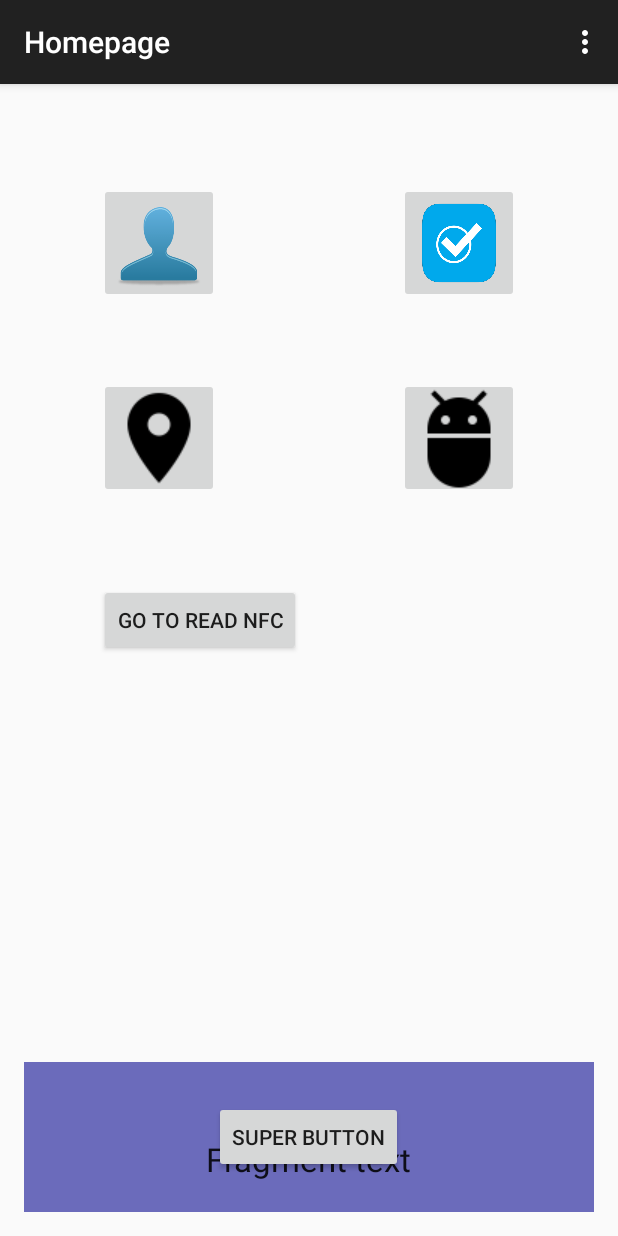
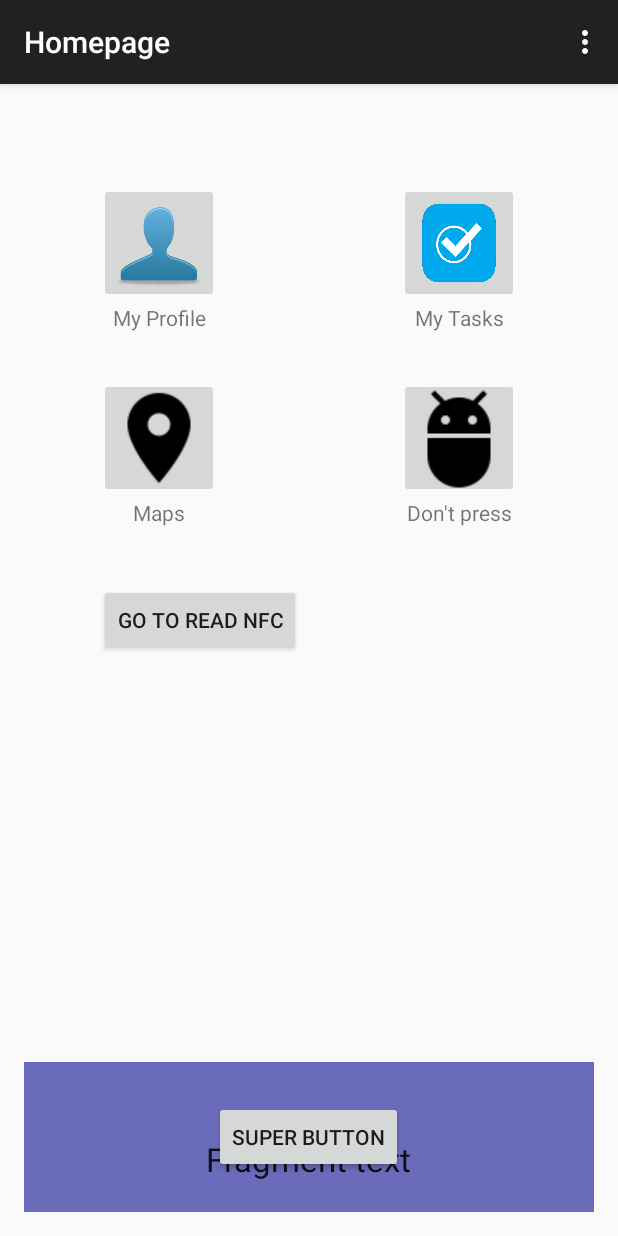
Before and after one commit to star-Ray/PPFYP, an Android app: the HomepageActivity screen opened directly, with no data from a screen before it, after a tap on "GO TO READ NFC", on a phone screen of 412 x 824 dp. Run offline under Robolectric (Android 15) with nearby library versions, the phone set to English and light mode, and no system bars; 3 statements that could not run were skipped.

Commit message:
- Update Git with latest copy of codes before Arnold goes overseas. - Sample codes to retrieve phone number of Android device in use. - Improvements to Login UI

```diff
--- a/FYPProject/app/build.gradle
+++ b/FYPProject/app/build.gradle
@@ -24,4 +24,5 @@ dependencies {
     compile 'com.android.support:appcompat-v7:22.2.0'
     compile 'com.google.android.gms:play-services:7.5.0'
     compile files('libs/gson-2.3.1.jar')
+    compile files('libs/nxpnfcliblite.jar')
 }
--- a/FYPProject/app/src/main/AndroidManifest.xml
+++ b/FYPProject/app/src/main/AndroidManifest.xml
@@ -10,6 +10,7 @@
     <uses-permission android:name="android.permission.READ_CONTACTS" />
     <uses-permission android:name="android.permission.INTERNET" />
     <uses-permission android:name="android.permission.NFC" />
+    <uses-permission android:name="android.permission.READ_PHONE_STATE"/>
 
     <uses-feature android:name="android.hardware.nfc" android:required="true"/> <!-- ensure only device with nfc can install and view the app -->
 
@@ -72,9 +73,9 @@
                 <action android:name="android.nfc.action.TECH_DISCOVERED"/>
             </intent-filter>
             <meta-data
-                android:value="com.example.arnold.fypproject.Activity.HomepageActivity"
                 android:name="android.nfc.action.TECH_DISCOVERED"
-                android:resource="@xml/nfc_tech_filter"/>
+                android:resource="@xml/nfc_tech_filter"
+                android:value="com.example.arnold.fypproject.Activity.HomepageActivity"/>
         </activity>
     </application>
 
--- a/FYPProject/app/src/main/java/com/example/arnold/fypproject/Activity/HomepageActivity.java
+++ b/FYPProject/app/src/main/java/com/example/arnold/fypproject/Activity/HomepageActivity.java
@@ -81,7 +81,7 @@ public class HomepageActivity extends ActionBarActivity implements SampleFragmen
     }
 
 //    Probably not using this method
-    public void writeDatabaseTesting(){
+    protected void writeDatabaseTesting(){
         DatabaseContract.DatabaseHelper dbHelper = new DatabaseContract.DatabaseHelper(getApplicationContext());
         SQLiteDatabase db = dbHelper.getWritableDatabase();
         ContentValues values = new ContentValues();
@@ -113,7 +113,6 @@ public class HomepageActivity extends ActionBarActivity implements SampleFragmen
                 builder.setPositiveButton("Yes, I'm leaving!", new DialogInterface.OnClickListener() {
                     @Override
                     public void onClick(DialogInterface dialog, int id) {
-//                        startActivity(new Intent(getApplicationContext(), LoginActivity.class));
                         finish();
                     }
                 });
--- a/FYPProject/app/src/main/java/com/example/arnold/fypproject/Activity/ProfileActivity.java
+++ b/FYPProject/app/src/main/java/com/example/arnold/fypproject/Activity/ProfileActivity.java
@@ -19,7 +19,7 @@ public class ProfileActivity extends ActionBarActivity {
     Intent intent;
     Courier courier;
 
-    public void openCamera(View view){
+    protected void openCamera(View view){
         intent = new Intent(MediaStore.ACTION_IMAGE_CAPTURE);
         startActivity(intent);
     }
--- a/FYPProject/app/src/main/java/com/example/arnold/fypproject/Activity/ReadNFCActivity.java
+++ b/FYPProject/app/src/main/java/com/example/arnold/fypproject/Activity/ReadNFCActivity.java
@@ -13,7 +13,6 @@ import android.nfc.Tag;
 import android.nfc.tech.Ndef;
 import android.os.AsyncTask;
 import android.os.Bundle;
-import android.os.Parcelable;
 import android.support.v7.app.ActionBarActivity;
 import android.util.Log;
 import android.view.Menu;
@@ -61,14 +60,9 @@ public class ReadNFCActivity extends ActionBarActivity {
             });
             builder.create().show();
         }
-
-//        Sampletext
-        TextView sampleText = (TextView)findViewById(R.id.sample_text);
-
-        handleIntent(getIntent());
     }
 
-    public void handleIntent(Intent intent){
+    protected void handleIntent(Intent intent){
         String action = intent.getAction();
         if (NfcAdapter.ACTION_TAG_DISCOVERED.equals(action)){
             String type = intent.getType();
@@ -125,31 +119,7 @@ public class ReadNFCActivity extends ActionBarActivity {
          * an IllegalStateException is thrown.
          */
         setupForegroundDispatch(this, nfcAdapter);
-
-        Toast.makeText(this, "ON RESUME RUNNING!", Toast.LENGTH_SHORT).show();
-
-        Intent intent = getIntent();
-        NdefMessage[] msgs;
-
-//            Toast.makeText(this, "TAG DISCOVERED! \nTag: " + NfcAdapter.ACTION_TAG_DISCOVERED, Toast.LENGTH_SHORT).show();
-        sampleText = (TextView)findViewById(R.id.sample_text);
-        sampleText.setText("Tag: " + NfcAdapter.ACTION_TECH_DISCOVERED +
-                "\nIntent: " + intent.getAction() +
-                "\nandroidpush: " + nfcAdapter.isNdefPushEnabled());
-        System.out.println(intent);
-
-
-        if (NfcAdapter.ACTION_TECH_DISCOVERED.equals(getIntent().getAction())) {
-            Toast.makeText(this, "here1", Toast.LENGTH_SHORT).show();
-            Parcelable[] rawMsgs = intent.getParcelableArrayExtra(NfcAdapter.EXTRA_NDEF_MESSAGES);
-            if (rawMsgs != null) {
-                msgs = new NdefMessage[rawMsgs.length];
-                for (int i = 0; i < rawMsgs.length; i++) {
-                    msgs[i] = (NdefMessage) rawMsgs[i];
-                }
-            }
-        }
-        //process the msgs array
+        System.out.println("On Resume Running...");
     }
 
     @Override
@@ -170,17 +140,30 @@ public class ReadNFCActivity extends ActionBarActivity {
          *
          * In our case this method gets called, when the user attaches a Tag to the device.
          */
-        Toast.makeText(this, "New Intent", Toast.LENGTH_SHORT).show();
-        handleIntent(intent);
+
+        String showString = "NFC Tag detected!\nIntent: " + intent.toString();
+
+        System.out.println("new intent is here");
+        sampleText = (TextView)findViewById(R.id.nfc_sample_text);
+        sampleText.setText(showString);
+        Toast.makeText(this, showString, Toast.LENGTH_LONG).show();
+//        handleIntent(intent);
+
+        sampleText.setText(intent.getAction());
+        if (intent.getAction().equals(NfcAdapter.ACTION_TAG_DISCOVERED)){
+            Toast.makeText(this,"tag detected!", Toast.LENGTH_SHORT).show();
+        }
     }
 
     /**
      * @param activity The corresponding {@link Activity} requesting the foreground dispatch.
      * @param adapter The {@link NfcAdapter} used for the foreground dispatch.
      */
-    public static void setupForegroundDispatch(final Activity activity, NfcAdapter adapter) {
+    protected static void setupForegroundDispatch(final Activity activity, NfcAdapter adapter) {
         final Intent intent = new Intent(activity.getApplicationContext(), activity.getClass());
         intent.setFlags(Intent.FLAG_ACTIVITY_SINGLE_TOP);
+
+        System.out.println(intent.toString());
 
         final PendingIntent pendingIntent = PendingIntent.getActivity(activity.getApplicationContext(), 0, intent, 0);
 
@@ -189,7 +172,7 @@ public class ReadNFCActivity extends ActionBarActivity {
 
         // Notice that this is the same filter as in our manifest.
         filters[0] = new IntentFilter();
-        filters[0].addAction(NfcAdapter.ACTION_NDEF_DISCOVERED);
+        filters[0].addAction(NfcAdapter.ACTION_TAG_DISCOVERED);
         filters[0].addCategory(Intent.CATEGORY_DEFAULT);
         try {
             filters[0].addDataType(MIME_TEXT_PLAIN);
@@ -197,6 +180,10 @@ public class ReadNFCActivity extends ActionBarActivity {
             throw new RuntimeException("Check your mime type.");
         }
 //        adapter.enableForegroundDispatch(activity, pendingIntent, filters, techList);
+        System.out.println("activity: " + activity.toString());
+        System.out.println("pending intent: " + pendingIntent.toString());
+        System.out.println("filters: " + filters.toString());
+        System.out.println("techlist: " + techList.toString());
         adapter.enableForegroundDispatch(activity, pendingIntent, null, null);
     }
 
@@ -204,10 +191,9 @@ public class ReadNFCActivity extends ActionBarActivity {
      * @param activity The corresponding {@link BaseActivity} requesting to stop the foreground dispatch.
      * @param adapter The {@link NfcAdapter} used for the foreground dispatch.
      */
-    public static void stopForegroundDispatch(final Activity activity, NfcAdapter adapter) {
+    protected static void stopForegroundDispatch(final Activity activity, NfcAdapter adapter) {
         adapter.disableForegroundDispatch(activity);
     }
-
 
     /**
      * Background task for reading the data. Do not block the UI thread while reading.
--- a/FYPProject/app/src/main/res/layout/activity_homepage.xml
+++ b/FYPProject/app/src/main/res/layout/activity_homepage.xml
@@ -92,6 +92,55 @@
             android:layout_marginTop="57dp"
             android:onClick="goToReadNFC"
             android:text="Go To Read NFC" />
+
+        <TextView
+            android:id="@+id/textView4"
+            android:layout_width="wrap_content"
+            android:layout_height="wrap_content"
+            android:layout_alignEnd="@+id/button_maps"
+            android:layout_alignLeft="@+id/button_maps"
+            android:layout_alignRight="@+id/button_maps"
+            android:layout_alignStart="@+id/button_maps"
+            android:layout_below="@+id/button_maps"
+            android:gravity="center"
+            android:text="Maps" />
+
+        <TextView
+            android:id="@+id/textView5"
+            android:layout_width="wrap_content"
+            android:layout_height="wrap_content"
+            android:layout_alignEnd="@+id/button_test"
+            android:layout_alignLeft="@+id/button_test"
+            android:layout_alignRight="@+id/button_test"
+            android:layout_alignStart="@+id/button_test"
+            android:layout_below="@+id/button_test"
+            android:gravity="center"
+            android:text="Don't press" />
+
+        <TextView
+            android:id="@+id/textView6"
+            android:layout_width="wrap_content"
+            android:layout_height="wrap_content"
+            android:layout_alignEnd="@+id/button_task"
+            android:layout_alignLeft="@+id/button_task"
+            android:layout_alignRight="@+id/button_task"
+            android:layout_alignStart="@+id/button_task"
+            android:layout_below="@+id/button_task"
+            android:gravity="center"
+            android:text="My Tasks" />
+
+        <TextView
+            android:id="@+id/textView7"
+            android:layout_width="wrap_content"
+            android:layout_height="wrap_content"
+            android:layout_alignLeft="@+id/button_profile"
+            android:layout_alignStart="@+id/button_profile"
+            android:layout_below="@+id/button_profile"
+            android:gravity="center"
+            android:text="My Profile"
+            android:layout_alignRight="@+id/button_profile"
+            android:layout_alignEnd="@+id/button_profile" />
+
     </RelativeLayout>
 
     <!--Listview for drawer-->
--- a/FYPProject/app/src/main/res/layout/activity_login.xml
+++ b/FYPProject/app/src/main/res/layout/activity_login.xml
@@ -60,11 +60,12 @@
         android:layout_height="60dp"
         android:layout_gravity="center_horizontal"
         android:layout_marginTop="30dp"
-        android:background="#489aff"
+        android:background="#ff4d86b3"
         android:onClick="sendMessage"
         android:text="@string/button_login"
         android:textColor="#FFFFFF"
         android:textSize="20dp"
-        android:textStyle="bold"/>
+        android:typeface="sans"
+        android:visibility="visible" />
 
 </LinearLayout>
--- a/FYPProject/app/src/main/res/values/strings.xml
+++ b/FYPProject/app/src/main/res/values/strings.xml
@@ -5,7 +5,7 @@
     <string name="action_settings">Settings</string>
     <string name="action_logout">Logout</string>
     <string name="action_search">Search</string>
-    <string name="button_login">Login!</string>
+    <string name="button_login">Log in</string>
     <string name="hint_login_username">Username</string>
     <string name="hint_login_password">Password</string>
     <string name="dialog_message_login_fail">Oops! \nIt seems like your username or password is incorrect. \nPlease try again.</string>
```
Also changed, not shown: FYPProject/app/src/main/java/com/example/arnold/fypproject/Activity/Test3Activity.java (+11 -9 lines), FYPProject/app/src/main/java/com/example/arnold/fypproject/Activity/TestActivity.java (+14 -0 lines), FYPProject/app/src/main/res/layout/activity_read_nfc.xml (+15 -16 lines), FYPProject/app/src/main/res/layout/activity_test.xml (+11 -2 lines), 1 other file.
